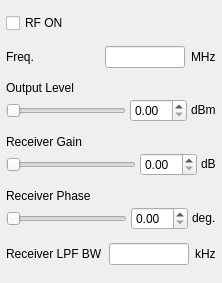
First picture: the form in modules/nmr/thamway/thamwayprotform.ui, repository northriv/KAME, before the edit.
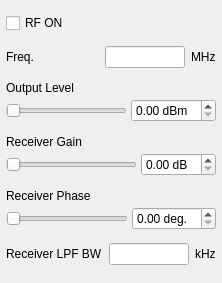
Second picture: the form after the edit.

Diff of the .ui file:
```diff
--- a/modules/nmr/thamway/thamwayprotform.ui
+++ b/modules/nmr/thamway/thamwayprotform.ui
@@ -150,21 +150,9 @@
          </widget>
         </item>
         <item>
-         <widget class="QDoubleSpinBox" name="m_dblOutput"/>
-        </item>
-        <item>
-         <widget class="QLabel" name="textLabel2_3_2_3">
-          <property name="sizePolicy">
-           <sizepolicy hsizetype="Fixed" vsizetype="Fixed">
-            <horstretch>0</horstretch>
-            <verstretch>0</verstretch>
-           </sizepolicy>
-          </property>
-          <property name="text">
-           <string>dBm</string>
-          </property>
-          <property name="wordWrap">
-           <bool>false</bool>
+         <widget class="QDoubleSpinBox" name="m_dblOutput">
+          <property name="suffix">
+           <string> dBm</string>
           </property>
          </widget>
         </item>
@@ -206,21 +194,9 @@
          </widget>
         </item>
         <item>
-         <widget class="QDoubleSpinBox" name="m_dblRXGain"/>
-        </item>
-        <item>
-         <widget class="QLabel" name="textLabel2_3_2_4">
-          <property name="sizePolicy">
-           <sizepolicy hsizetype="Fixed" vsizetype="Fixed">
-            <horstretch>0</horstretch>
-            <verstretch>0</verstretch>
-           </sizepolicy>
-          </property>
-          <property name="text">
-           <string>dB</string>
-          </property>
-          <property name="wordWrap">
-           <bool>false</bool>
+         <widget class="QDoubleSpinBox" name="m_dblRXGain">
+          <property name="suffix">
+           <string> dB</string>
           </property>
          </widget>
         </item>
@@ -262,21 +238,9 @@
          </widget>
         </item>
         <item>
-         <widget class="QDoubleSpinBox" name="m_dblRXPhase"/>
-        </item>
-        <item>
-         <widget class="QLabel" name="textLabel2_3_2_6">
-          <property name="sizePolicy">
-           <sizepolicy hsizetype="Fixed" vsizetype="Fixed">
-            <horstretch>0</horstretch>
-            <verstretch>0</verstretch>
-           </sizepolicy>
-          </property>
-          <property name="text">
-           <string>deg.</string>
-          </property>
-          <property name="wordWrap">
-           <bool>false</bool>
+         <widget class="QDoubleSpinBox" name="m_dblRXPhase">
+          <property name="suffix">
+           <string> deg.</string>
           </property>
          </widget>
         </item>
```
